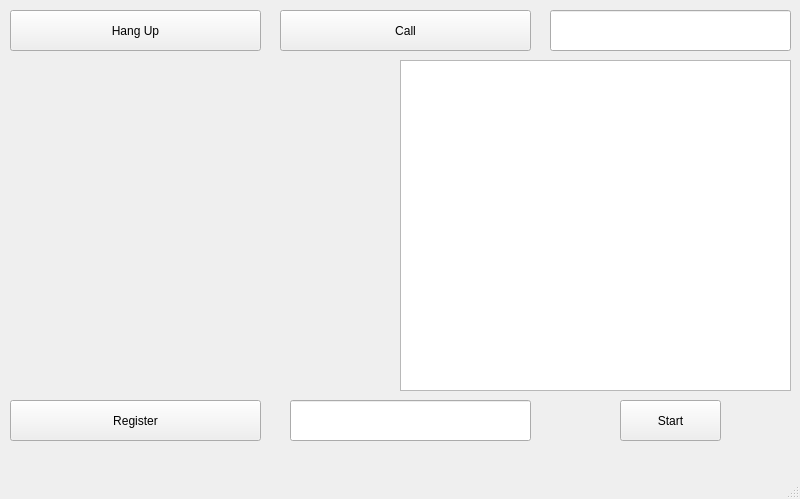
This is Client/mainwindow.ui in Maximsiv1410/udp_project as Qt 5 draws it before an edit. The edited form follows.
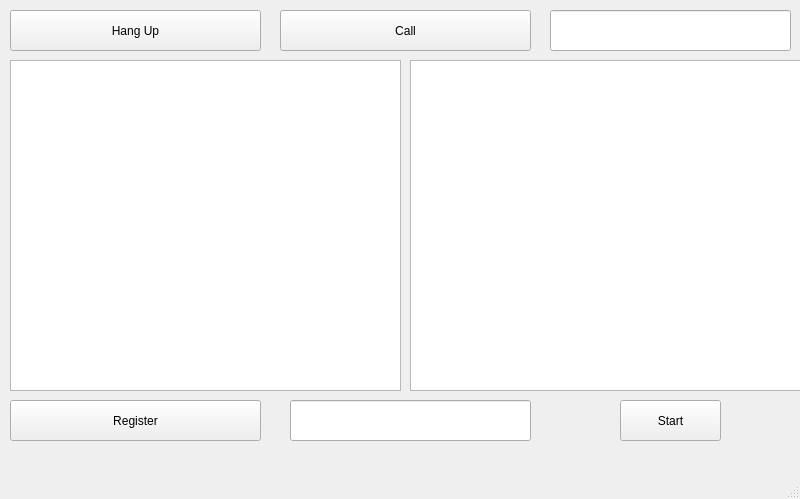
This is the edited form. Custom widgets are drawn as their Qt base class.

Diff of the .ui file:
```diff
--- a/Client/mainwindow.ui
+++ b/Client/mainwindow.ui
@@ -37,16 +37,6 @@
      </rect>
     </property>
    </widget>
-   <widget class="QCameraViewfinder" name="myViewFinder" native="true">
-    <property name="geometry">
-     <rect>
-      <x>10</x>
-      <y>60</y>
-      <width>379</width>
-      <height>319</height>
-     </rect>
-    </property>
-   </widget>
    <widget class="QPushButton" name="callButton">
     <property name="geometry">
      <rect>
@@ -99,7 +89,17 @@
    <widget class="QGraphicsView" name="graphicsView">
     <property name="geometry">
      <rect>
-      <x>400</x>
+      <x>10</x>
+      <y>60</y>
+      <width>391</width>
+      <height>331</height>
+     </rect>
+    </property>
+   </widget>
+   <widget class="QGraphicsView" name="partnerGraphicsView">
+    <property name="geometry">
+     <rect>
+      <x>410</x>
       <y>60</y>
       <width>391</width>
       <height>331</height>
@@ -119,14 +119,6 @@
   </widget>
   <widget class="QStatusBar" name="statusbar"/>
  </widget>
- <customwidgets>
-  <customwidget>
-   <class>QCameraViewfinder</class>
-   <extends>QWidget</extends>
-   <header>qcameraviewfinder.h</header>
-   <container>1</container>
-  </customwidget>
- </customwidgets>
  <resources/>
  <connections>
   <connection>
```
Left out of the diff: 8 changed lines with no effect on the pictures.
